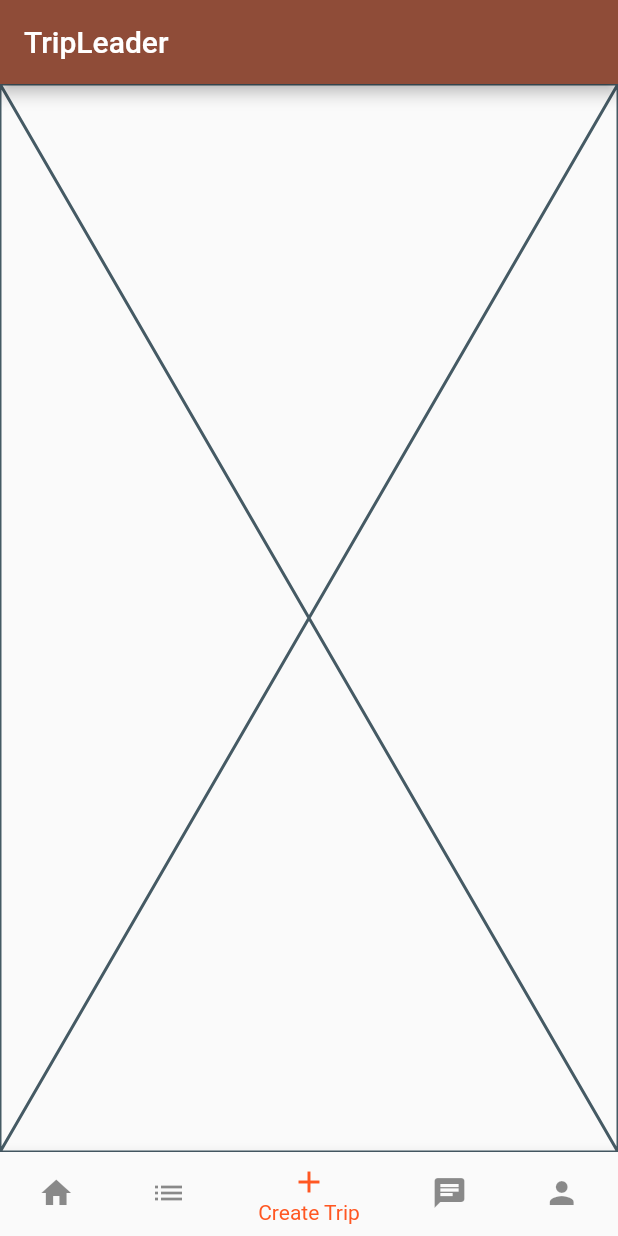
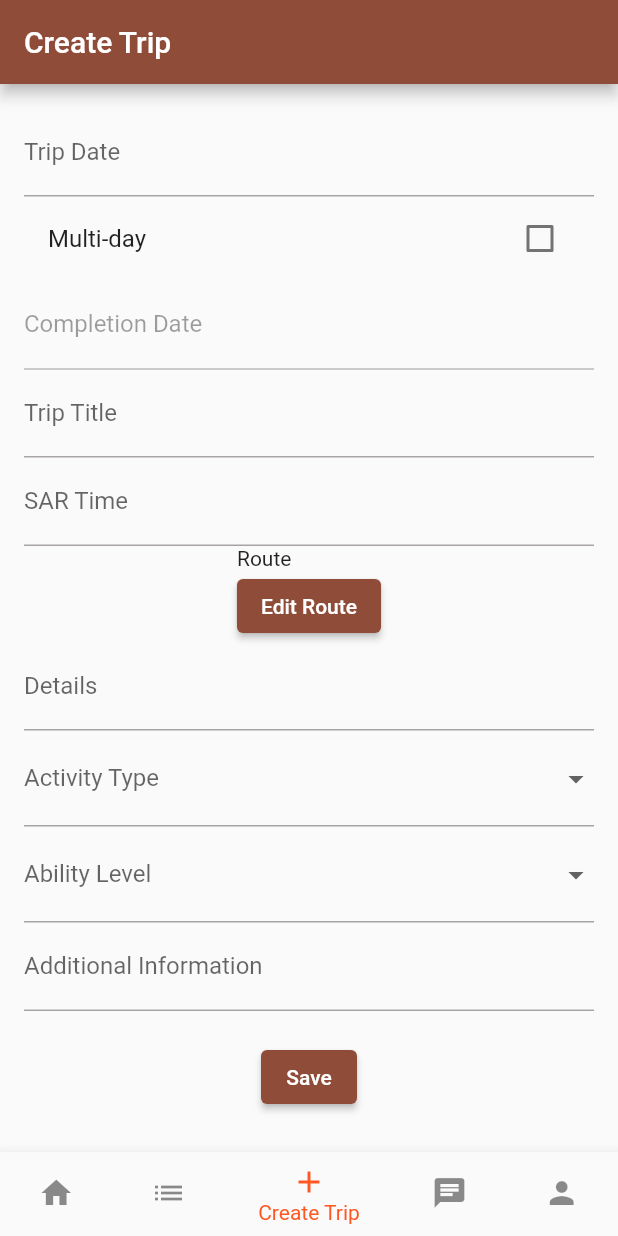
Before and after one commit to mttchpmn/tripleader-app, a Flutter app: the screen it shows after launch, item 3 of the bottom bar chosen, on a phone screen of 412 x 824 dp. Run offline on Flutter 3.47's test engine with Material 2 defaults, Android fonts, the phone set to English and light mode, and no system bars; our stand-ins replace flutter_map, graphql_flutter, latlong2; missing offline and left inert: gql; network calls fail.

Commit message:
Build create trip logic

```diff
--- a/lib/main.dart
+++ b/lib/main.dart
@@ -1,5 +1,6 @@
 import 'package:flutter/material.dart';
 import 'package:graphql_flutter/graphql_flutter.dart';
+import 'package:tripleader/views/create_trip_view.dart';
 
 import 'get_trip_previews.graphql.dart';
 
@@ -53,7 +54,7 @@ class _MainPageState extends State<MainPage> {
         page = Placeholder();
         break;
       case 2:
-        page = Placeholder();
+        page = CreateTripView();
         break;
       case 3:
         page = Placeholder();
@@ -66,9 +67,6 @@ class _MainPageState extends State<MainPage> {
     }
 
     return Scaffold(
-      appBar: AppBar(
-        title: Text(widget.title),
-      ),
       body: Container(child: page),
       bottomNavigationBar: BottomNavigationBar(
         currentIndex: _selectedIndex,
--- /dev/null
+++ b/lib/models/route_model.dart
@@ -0,0 +1,8 @@
+import 'package:latlong2/latlong.dart';
+
+class Route {
+  List<LatLng> coordinates;
+  double distance;
+
+  Route(this.coordinates, this.distance);
+}
--- /dev/null
+++ b/lib/views/create_trip_view.dart
@@ -0,0 +1,271 @@
+import 'package:flutter/material.dart';
+import 'package:latlong2/latlong.dart';
+import 'package:tripleader/components/create_route_widget.dart';
+
+enum ActivityType { Hiking, SeaKayaking }
+
+enum AbilityLevel { Novice, Beginner, Intermediate, Advanced, Expert }
+
+class CreateTripView extends StatefulWidget {
+  @override
+  _CreateTripViewState createState() => _CreateTripViewState();
+}
+
+class _CreateTripViewState extends State<CreateTripView> {
+  bool? _isMultiDay = false;
+  DateTime? _tripDate;
+  DateTime? _completionDate;
+  String? _tripTitle = "";
+  TimeOfDay? _sarTime;
+  String? _routeDistance = "";
+  String? _details = "";
+  ActivityType? _selectedActivityType = null;
+  AbilityLevel? _selectedAbilityLevel = null;
+  String? _additionalInformation = "";
+
+  final GlobalKey<FormState> _formKey = GlobalKey<FormState>();
+
+  void _openCreateRouteWidget(BuildContext context) {
+    Navigator.push(
+      context,
+      MaterialPageRoute(
+        builder: (context) => CreateRouteWidget(initialPosition: LatLng(-45.019022, 168.741764), onRouteCreated: (route) {},),
+      ),
+    );
+  }
+
+  Widget _buildTripDateField() {
+    return TextFormField(
+      decoration: InputDecoration(labelText: 'Trip Date'),
+      onTap: () async {
+        final DateTime? picked = await showDatePicker(
+          context: context,
+          initialDate: DateTime.now(),
+          firstDate: DateTime(2000),
+          lastDate: DateTime(2100),
+        );
+        if (picked != null) {
+          setState(() {
+            _tripDate = picked;
+          });
+        }
+      },
+      validator: (value) {
+        if (value == null || value.isEmpty) {
+          return 'Please enter a trip date.';
+        }
+        return null;
+      },
+    );
+  }
+
+  Widget _buildCompletionDateField() {
+    return TextFormField(
+      decoration: InputDecoration(labelText: 'Completion Date'),
+      enabled: _isMultiDay,
+      onTap: () async {
+        final DateTime? picked = await showDatePicker(
+          context: context,
+          initialDate: DateTime.now(),
+          firstDate: DateTime(2000),
+          lastDate: DateTime(2100),
+        );
+        if (picked != null) {
+          setState(() {
+            _completionDate = picked;
+          });
+        }
+      },
+      validator: (value) {
+        if (_isMultiDay! && (value == null || value.isEmpty)) {
+          return 'Please enter a completion date.';
+        }
+        return null;
+      },
+    );
+  }
+
+  Widget _buildTripTitleField() {
+    return TextFormField(
+      decoration: InputDecoration(labelText: 'Trip Title'),
+      onChanged: (value) {
+        setState(() {
+          _tripTitle = value;
+        });
+      },
+      validator: (value) {
+        if (value == null || value.isEmpty) {
+          return 'Please enter a trip title.';
+        }
+        return null;
+      },
+    );
+  }
+
+  Widget _buildSarTimeField() {
+    return TextFormField(
+      decoration: InputDecoration(labelText: 'SAR Time'),
+      onTap: () async {
+        final TimeOfDay? picked = await showTimePicker(
+          context: context,
+          initialTime: TimeOfDay.now(),
+        );
+        if (picked != null) {
+          setState(() {
+            _sarTime = picked;
+          });
+        }
+      },
+      validator: (value) {
+        if (value == null || value.isEmpty) {
+          return 'Please enter a SAR time.';
+        }
+        return null;
+      },
+    );
+  }
+
+  Widget _buildRouteField() {
+    return Column(
+      crossAxisAlignment: CrossAxisAlignment.start,
+      children: [
+        Text('Route'),
+        ElevatedButton(
+          onPressed: () {
+            _openCreateRouteWidget(context);
+          },
+          child: Text('Edit Route'),
+        ),
+      ],
+    );
+  }
+
+  Widget _buildDetailsField() {
+    return TextFormField(
+      decoration: InputDecoration(labelText: 'Details'),
+      onChanged: (value) {
+        setState(() {
+          _details = value;
+        });
+      },
+      validator: (value) {
+        if (value == null || value.isEmpty) {
+          return 'Please enter trip details.';
+        }
+        return null;
+      },
+    );
+  }
+
+  Widget _buildActivityTypeDropdown() {
+    return DropdownButtonFormField<ActivityType>(
+      decoration: InputDecoration(labelText: 'Activity Type'),
+      value: _selectedActivityType,
+      onChanged: (value) {
+        setState(() {
+          _selectedActivityType = value;
+        });
+      },
+      items: ActivityType.values.map((activityType) {
+        return DropdownMenuItem<ActivityType>(
+          value: activityType,
+          child: Text(activityType.toString().split('.').last),
+        );
+      }).toList(),
+      validator: (value) {
+        if (value == null) {
+          return 'Please select an activity type.';
+        }
+        return null;
+      },
+    );
+  }
+
+  Widget _buildAbilityLevelDropdown() {
+    return DropdownButtonFormField<AbilityLevel>(
+      decoration: InputDecoration(labelText: 'Ability Level'),
+      value: _selectedAbilityLevel,
+      onChanged: (value) {
+        setState(() {
+          _selectedAbilityLevel = value;
+        });
+      },
+      items: AbilityLevel.values.map((abilityLevel) {
+        return DropdownMenuItem<AbilityLevel>(
+          value: abilityLevel,
+          child: Text(abilityLevel.toString().split('.').last),
+        );
+      }).toList(),
+      validator: (value) {
+        if (value == null) {
+          return 'Please select an ability level.';
+        }
+        return null;
+      },
+    );
+  }
+
+  Widget _buildAdditionalInformationField() {
+    return TextFormField(
+      decoration: InputDecoration(labelText: 'Additional Information'),
+      onChanged: (value) {
+        setState(() {
+          _additionalInformation = value;
+        });
+      },
+    );
+  }
+
+  @override
+  Widget build(BuildContext context) {
+    return Scaffold(
+      appBar: AppBar(
+        title: Text('Create Trip'),
+      ),
+      body: SingleChildScrollView(
+        padding: EdgeInsets.all(16.0),
+        child: Form(
+          key: _formKey,
+          child: Column(
+            children: [
+              _buildTripDateField(),
+              CheckboxListTile(
+                title: Text('Multi-day'),
+                value: _isMultiDay,
+                onChanged: (value) {
+                  setState(() {
+                    _isMultiDay = value;
+                  });
+                },
+              ),
+              _buildCompletionDateField(),
+              _buildTripTitleField(),
+              _buildSarTimeField(),
+              _buildRouteField(),
+              _buildDetailsField(),
+              _buildActivityTypeDropdown(),
+              _buildAbilityLevelDropdown(),
+              _buildAdditionalInformationField(),
+              SizedBox(height: 20),
+              ElevatedButton(
+                onPressed: () {
+                  // if (_formKey.currentState.validate()) {
+                  // Form is valid, save or process the data
+                  // ...
+                  // }
+                },
+                child: Text('Save'),
+              ),
+            ],
+          ),
+        ),
+      ),
+    );
+  }
+}
+
+void main() {
+  runApp(MaterialApp(
+    home: CreateTripView(),
+  ));
+}
--- a/pubspec.yaml
+++ b/pubspec.yaml
@@ -37,6 +37,9 @@ dependencies:
   cupertino_icons: ^1.0.2
   graphql_flutter: ^5.1.1
   graphql: ^5.1.2
+  flutter_map: ^4.0.0
+  latlong2: ^0.8.2
+  url_launcher: ^6.1.11
 
 dev_dependencies:
   flutter_test:
```
Also changed, not shown: lib/components/create_route_widget.dart (added, +148 -0 lines), pubspec.lock, 4 other files.
